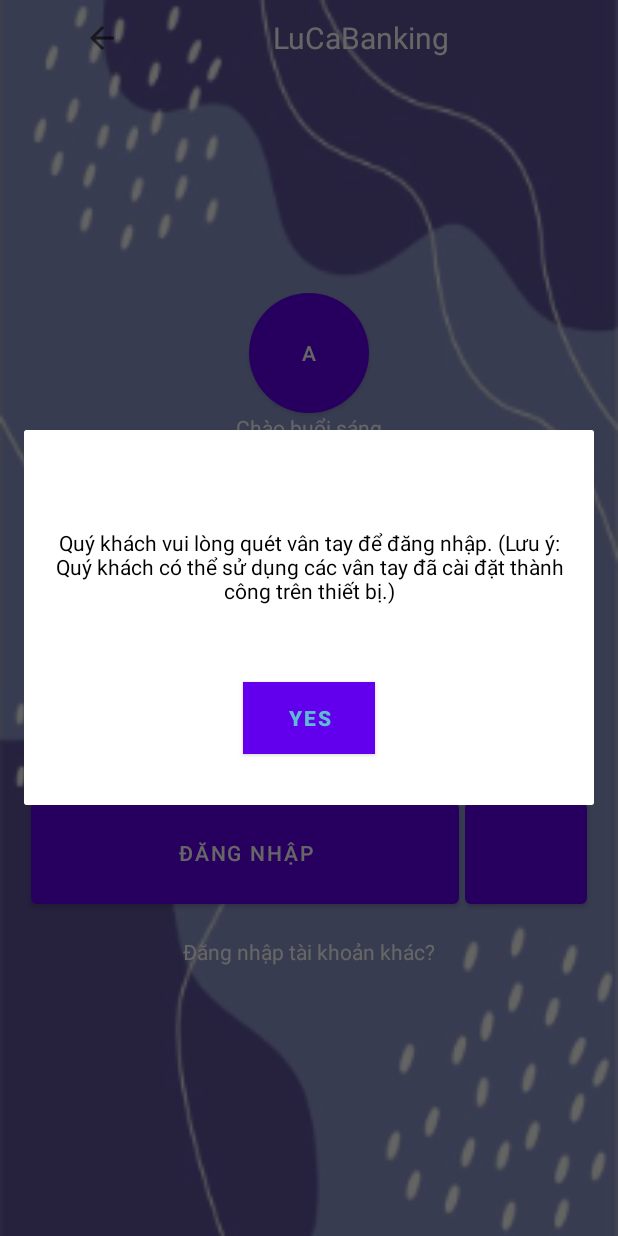
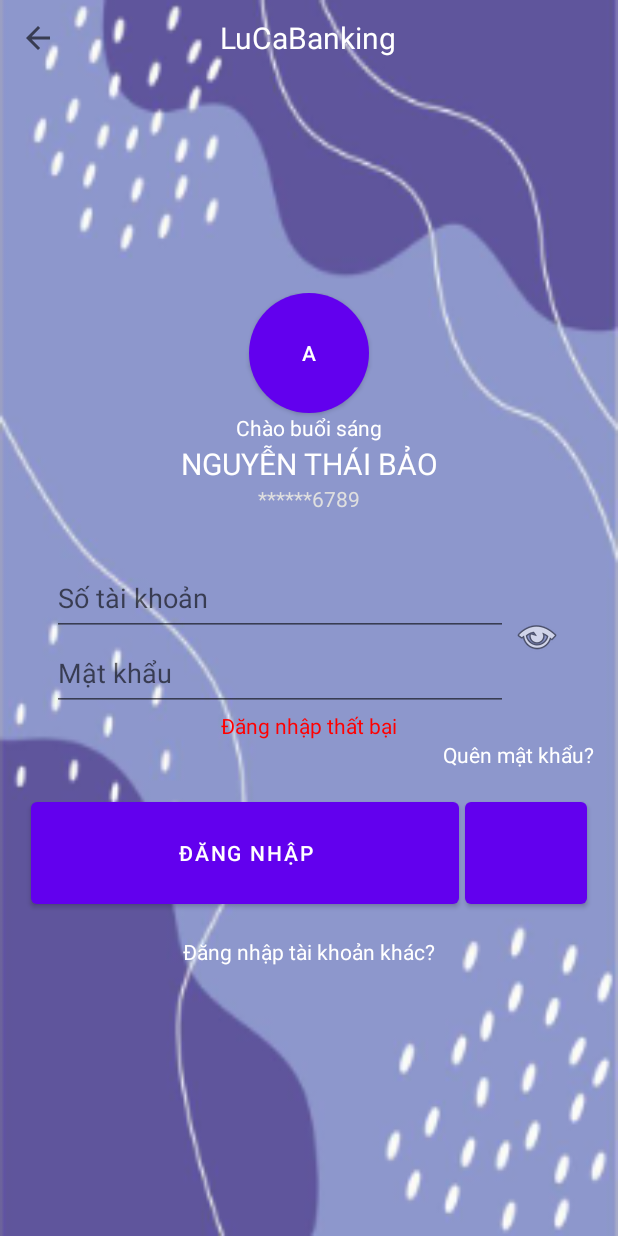
Before and after one commit to thaibao-bit/LuCaBank, an Android app: the LoginFragment screen opened through its navigation route, after a tap on "ĐĂNG NHẬP", on a phone screen of 412 x 824 dp. Run offline under Robolectric (Android 15) with nearby library versions, the phone set to English and light mode, and no system bars.

Commit message:
Apply MV to login

```diff
--- a/app/src/main/java/com/example/lucafate/login/LoginFragment.kt
+++ b/app/src/main/java/com/example/lucafate/login/LoginFragment.kt
@@ -1,6 +1,8 @@
 package com.example.lucafate.login
 
 import android.os.Bundle
+import android.text.method.HideReturnsTransformationMethod
+import android.text.method.PasswordTransformationMethod
 import androidx.fragment.app.Fragment
 import android.view.LayoutInflater
 import android.view.View
@@ -17,11 +19,14 @@ import androidx.lifecycle.Observer
 import androidx.navigation.fragment.findNavController
 import com.example.lucafate.CustomAlertClass
 import com.example.lucafate.R
+import kotlinx.android.synthetic.main.fragment_login.*
 import javax.inject.Inject
 
-class LoginFragment : Fragment() {
+class LoginFragment : Fragment(), LoginInterface {
     @Inject lateinit var loginViewModel: LoginViewModel
     private lateinit var errorTextView: TextView
+
+    private var loginPresenter = LoginPresenter(this)
 
 
     override fun onCreateView(
@@ -57,13 +62,21 @@ class LoginFragment : Fragment() {
         val loginByPass = view.findViewById<Button>(R.id.loginByPass)
         val backBtn = view.findViewById<ImageButton>(R.id.backBtn)
         val loginByFingerPrint = view.findViewById<Button>(R.id.loginByFingerPrint)
+        val passVisibleImgBtn = view.findViewById<ImageButton>(R.id.passVisibleImgBtn)
 
+
+
+        passVisibleImgBtn.setOnClickListener {
+            if (passwordEditText.transformationMethod === PasswordTransformationMethod.getInstance()){
+                passwordEditText.transformationMethod = HideReturnsTransformationMethod.getInstance()
+            }else{
+                passwordEditText.transformationMethod = PasswordTransformationMethod.getInstance()
+            }
+             }
         loginByPass.setOnClickListener {
-            CustomAlertClass(
-                this.requireActivity(),
-                "Error",
-                "Quý khách vui lòng quét vân tay để đăng nhập. (Lưu ý: Quý khách có thể sử dụng các vân tay đã cài đặt thành công trên thiết bị.)"
-            ).show()
+
+            loginPresenter?.login(usernameEditText.text.toString(), passwordEditText.text.toString())
+
         }
         backBtn.setOnClickListener {
             findNavController().navigate(R.id.action_loginFragment_to_homeFragment)
@@ -72,6 +85,11 @@ class LoginFragment : Fragment() {
             showBiometricPrompt(::authenticateSuccess)
         }
         loginByFingerPrint.setOnClickListener {
+            CustomAlertClass(
+                this.requireActivity(),
+                "Error",
+                "Quý khách vui lòng quét vân tay để đăng nhập. (Lưu ý: Quý khách có thể sử dụng các vân tay đã cài đặt thành công trên thiết bị.)"
+            ).show()
             if (isBiometricSupported()) {
                 showBiometricPrompt(::authenticateSuccess)
             } else {
@@ -140,6 +158,22 @@ class LoginFragment : Fragment() {
         findNavController().navigate(R.id.action_loginFragment_to_homeFragment)
     }
 
+    private fun showError(){
+        loginErrorTxt.visibility = View.VISIBLE
+    }
+
+    override fun loginSuccess() {
+        authenticateSuccess()
+    }
+
+    override fun loginFailed() {
+        showError()
+    }
+
+    override fun loginError() {
+        showError()
+    }
+
 }
 
 sealed class LoginViewState
--- /dev/null
+++ b/app/src/main/java/com/example/lucafate/login/LoginInterface.kt
@@ -0,0 +1,7 @@
+package com.example.lucafate.login
+
+interface LoginInterface {
+    fun loginSuccess()
+    fun loginFailed()
+    fun loginError()
+}
--- /dev/null
+++ b/app/src/main/java/com/example/lucafate/login/LoginPresenter.kt
@@ -0,0 +1,12 @@
+package com.example.lucafate.login
+
+open class LoginPresenter(private val loginInterface: LoginInterface) {
+    fun login(account: String, password: String){
+        if (account == "1" && password == "1"){
+            loginInterface.loginSuccess()
+        }
+        else{
+            loginInterface.loginFailed()
+        }
+    }
+}
--- a/app/src/main/res/layout/fragment_login.xml
+++ b/app/src/main/res/layout/fragment_login.xml
@@ -80,10 +80,14 @@
                     android:id="@+id/passwordEdtTxt"
                     android:layout_width="match_parent"
                     android:layout_height="50dp"
+                    android:inputType="textPassword"
                     android:hint="Mật khẩu"
                     />
                 </LinearLayout>
-                <Button
+                <ImageButton
+                    android:id="@+id/passVisibleImgBtn"
+                    android:src="@android:drawable/ic_menu_view"
+                    android:background="#00000000"
                     android:layout_width="0dp"
                     android:layout_weight="1"
                     android:layout_height="50dp"
@@ -144,13 +148,6 @@
         android:gravity="center"
         >
 
-        <ImageButton
-            android:id="@+id/backBtn"
-            android:layout_width="50dp"
-            android:layout_height="50dp"
-            android:layout_margin="10dp"
-            android:src="?attr/actionModeCloseDrawable"
-            android:background="#00000000"/>
         <TextView
             android:layout_width="0dp"
             android:layout_weight="8"
@@ -162,4 +159,15 @@
             android:text="@string/greeting3"
             android:layout_margin="8dp"/>
     </LinearLayout>
+    <RelativeLayout
+        android:layout_width="wrap_content"
+        android:layout_height="wrap_content">
+        <ImageButton
+            android:id="@+id/backBtn"
+            android:layout_width="50dp"
+            android:layout_height="50dp"
+            android:layout_weight="2"
+            android:src="?attr/actionModeCloseDrawable"
+            android:background="#00000000"/>
+    </RelativeLayout>
 </RelativeLayout>
```
Also changed, not shown: app/src/main/res/layout/fragment_home.xml (+6 -6 lines).
